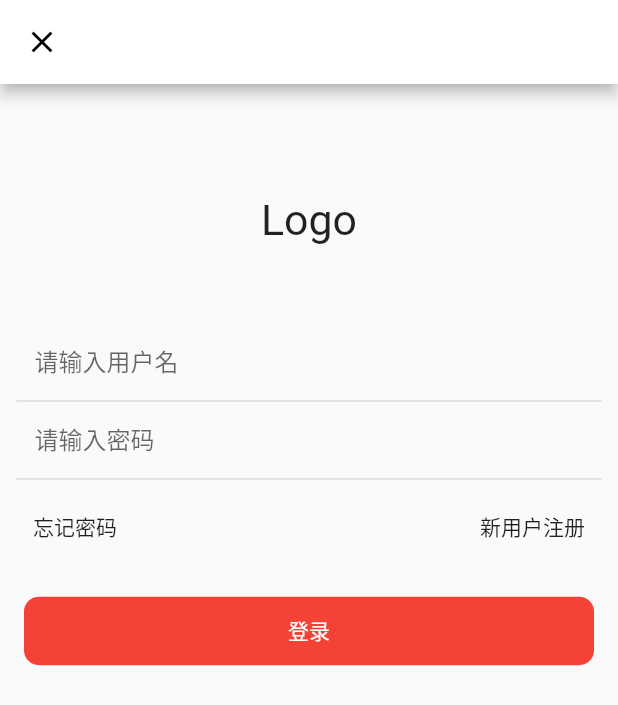
After one commit to yangzl96/flutter_jd_project, a Flutter app: the screen it shows after launch, item 4 of the bottom bar chosen, after a tap on "登录/注册", on a phone screen of 412 x 824 dp. The commit adds this screen. Shown: the top 705 px of the screen. Run offline on Flutter 3.47's test engine with Material 2 defaults, Android fonts, the light colour scheme and no system bars; our stand-ins replace dio, event_bus, flutter_screenutil, flutter_swiper_null_safety, fluttertoast, shared_preferences; missing offline and left inert: flutter_inappwebview; network calls fail.

Commit message:
feat: 登录、注册页面

```diff
--- /dev/null
+++ b/lib/pages/login/login_page.dart
@@ -0,0 +1,103 @@
+import 'package:flutter/material.dart';
+import 'package:flutter/painting.dart';
+import 'package:jd_project/utils/autoSize.dart';
+import 'package:jd_project/widgets/button/index.dart';
+import 'package:jd_project/widgets/text/jd_text.dart';
+
+class LoginPage extends StatefulWidget {
+  LoginPage({Key? key}) : super(key: key);
+
+  @override
+  State<LoginPage> createState() => _LoginPageState();
+}
+
+class _LoginPageState extends State<LoginPage> {
+  @override
+  Widget build(BuildContext context) {
+    return Scaffold(
+      appBar: AppBar(
+        leading: IconButton(
+          icon: const Icon(Icons.close),
+          onPressed: () {
+            Navigator.of(context).pop();
+          },
+        ),
+        actions: [TextButton(onPressed: () {}, child: Text('客服'))],
+      ),
+      body: Container(
+        padding: EdgeInsets.all(AutoSize.w(20)),
+        child: ListView(
+          children: [
+            Center(
+              child: Container(
+                margin: const EdgeInsets.only(top: 30),
+                height: AutoSize.h(160),
+                width: AutoSize.w(160),
+                child: Center(
+                    child: Text(
+                  'Logo',
+                  style: TextStyle(fontSize: AutoSize.sp(52)),
+                )),
+                // child: Image.asset(
+                //   'images/login.png',
+                //   fit: BoxFit.cover,
+                // )
+              ),
+            ),
+            const SizedBox(
+              height: 30,
+            ),
+            JdText(
+              text: '请输入用户名',
+              onChanged: (value) {
+                print(value);
+              },
+            ),
+            const SizedBox(
+              height: 10,
+            ),
+            JdText(
+              text: '请输入密码',
+              password: true,
+              onChanged: (value) {
+                print(value);
+              },
+            ),
+            const SizedBox(
+              height: 10,
+            ),
+            Container(
+              padding: EdgeInsets.all(AutoSize.w(20)),
+              child: Stack(
+                children: [
+                  Align(
+                    alignment: Alignment.centerLeft,
+                    child: Text('忘记密码'),
+                  ),
+                  Align(
+                    alignment: Alignment.centerRight,
+                    child: InkWell(
+                      onTap: () {
+                        Navigator.of(context).pushNamed('/registerFirst');
+                      },
+                      child: const Text('新用户注册'),
+                    ),
+                  )
+                ],
+              ),
+            ),
+            const SizedBox(
+              height: 20,
+            ),
+            ButtonWidget(
+              text: '登录',
+              color: Colors.red,
+              height: 74,
+              cb: () {},
+            )
+          ],
+        ),
+      ),
+    );
+  }
+}
--- a/lib/pages/user/user_page.dart
+++ b/lib/pages/user/user_page.dart
@@ -37,28 +37,31 @@ class _UserPageState extends State<UserPage> {
                       image: DecorationImage(
                           image: AssetImage('images/user.png'),
                           fit: BoxFit.cover))),
+              Expanded(
+                flex: 1,
+                child: InkWell(
+                    onTap: () {
+                      Navigator.of(context).pushNamed('/login');
+                    },
+                    child:
+                        Text("登录/注册", style: TextStyle(color: Colors.white))),
+              ),
+
               // Expanded(
               //   flex: 1,
-              //   child: Text("登录/注册",style: TextStyle(
-              //     color: Colors.white
-              //   )),
+              //   child: Column(
+              //     mainAxisAlignment: MainAxisAlignment.center,
+              //     crossAxisAlignment: CrossAxisAlignment.start,
+              //     children: <Widget>[
+              //       Text("用户名：124124125",
+              //           style: TextStyle(
+              //               color: Colors.white, fontSize: AutoSize.sp(32))),
+              //       Text("普通会员",
+              //           style: TextStyle(
+              //               color: Colors.white, fontSize: AutoSize.sp(24))),
+              //     ],
+              //   ),
               // )
-
-              Expanded(
-                flex: 1,
-                child: Column(
-                  mainAxisAlignment: MainAxisAlignment.center,
-                  crossAxisAlignment: CrossAxisAlignment.start,
-                  children: <Widget>[
-                    Text("用户名：124124125",
-                        style: TextStyle(
-                            color: Colors.white, fontSize: AutoSize.sp(32))),
-                    Text("普通会员",
-                        style: TextStyle(
-                            color: Colors.white, fontSize: AutoSize.sp(24))),
-                  ],
-                ),
-              )
             ],
           ),
         ),
--- /dev/null
+++ b/lib/widgets/text/jd_text.dart
@@ -0,0 +1,32 @@
+import 'package:flutter/material.dart';
+import 'package:jd_project/utils/autoSize.dart';
+
+class JdText extends StatelessWidget {
+  final String text;
+  final bool password;
+  var onChanged;
+  JdText(
+      {Key? key,
+      this.text = '输入内容',
+      this.password = false,
+      this.onChanged = null})
+      : super(key: key);
+
+  @override
+  Widget build(BuildContext context) {
+    return Container(
+      child: TextField(
+          onChanged: onChanged,
+          obscureText: password,
+          cursorColor: Colors.red,
+          decoration: InputDecoration(
+              hintText: text,
+              border: OutlineInputBorder(
+                  borderRadius: BorderRadius.circular(30),
+                  borderSide: BorderSide.none))),
+      height: AutoSize.h(68),
+      decoration: const BoxDecoration(
+          border: Border(bottom: BorderSide(width: 1, color: Colors.black12))),
+    );
+  }
+}
```
Also changed, not shown: lib/pages/register/register_first.dart (added, +49 -0 lines), lib/pages/register/register_second.dart (added, +68 -0 lines), lib/pages/register/register_third.dart (added, +52 -0 lines), lib/pages/search/search_page.dart (+9 -1 lines), lib/routers/index.dart (+10 -1 lines), images/2.0x/login.png (added), images/3.0x/login.png (added), images/login.png (added), 1 other file.
